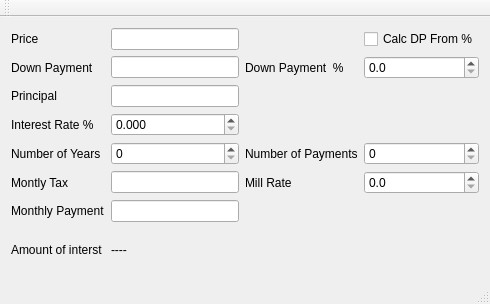
Before: the Qt Designer form mainwindow.ui in themattkerr/Mortgage_Calculator, drawn with Qt 5.
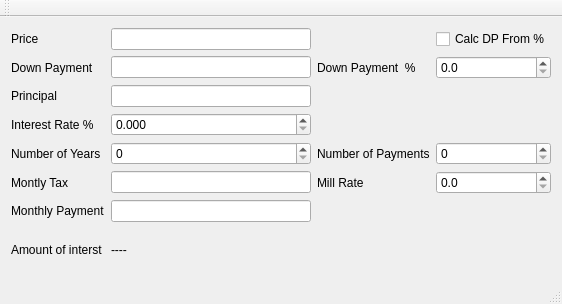
After: the same form once the commit is applied.

Diff of the .ui file:
```diff
--- a/mainwindow.ui
+++ b/mainwindow.ui
@@ -40,7 +40,14 @@
      <widget class="QLineEdit" name="lineEditDownPayment"/>
     </item>
     <item row="0" column="2">
-     <widget class="QLineEdit" name="lineEditPrice"/>
+     <widget class="QLineEdit" name="lineEditPrice">
+      <property name="minimumSize">
+       <size>
+        <width>200</width>
+        <height>0</height>
+       </size>
+      </property>
+     </widget>
     </item>
     <item row="5" column="3">
      <widget class="QLabel" name="label_4">
```
